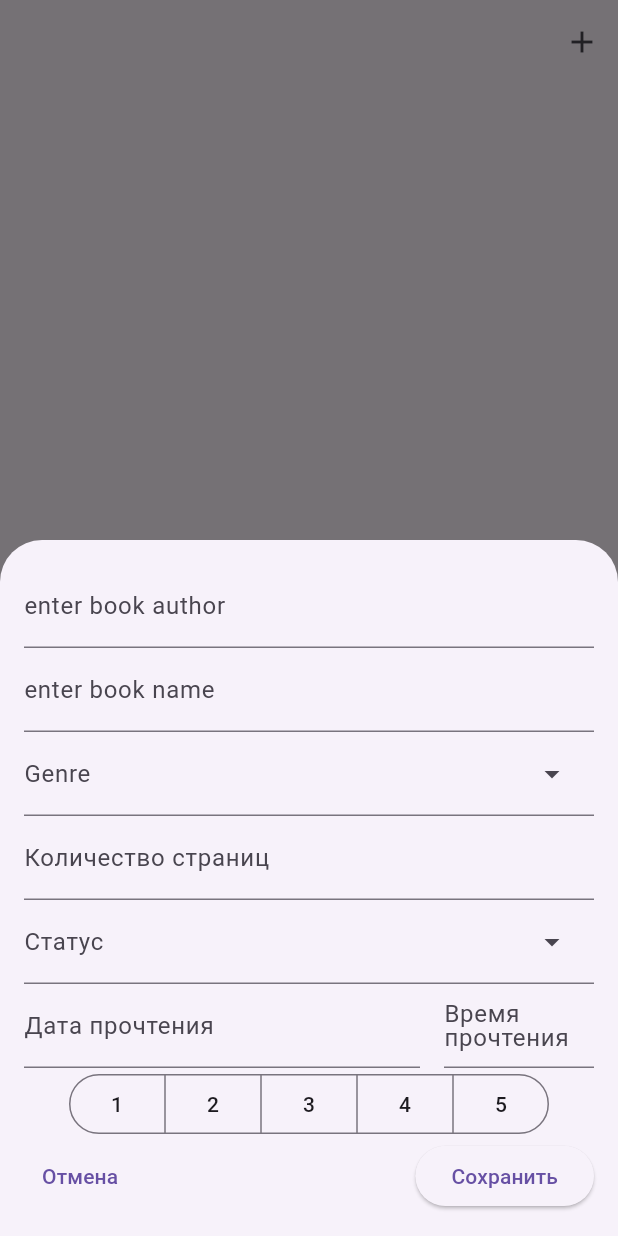
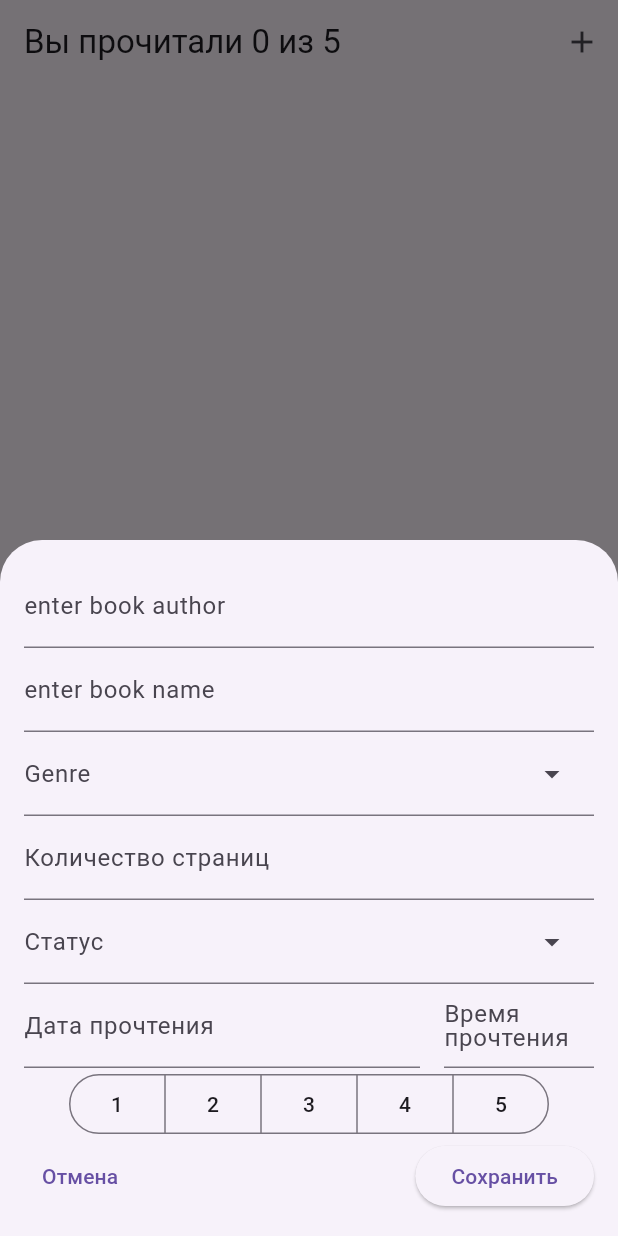
Before and after one commit to DonErnest/books_rating, a Flutter app: the screen it shows after launch, after a tap on the "add" icon, on a phone screen of 412 x 824 dp. Run offline on Flutter 3.47's test engine with Material 3 defaults, Android fonts, the phone set to English and light mode, and no system bars; our stand-ins replace flutter_slidable.

Commit message:
Added counter for finished books, corrected editing and added restriction to put only numbers in the pagecount widget

```diff
--- a/lib/rating.dart
+++ b/lib/rating.dart
@@ -14,6 +14,7 @@ class BookRating extends StatefulWidget {
 
 class _BookRatingState extends State<BookRating> {
   List<Book> userBooks = [];
+  int maxCount = 5;
 
   @override
   void initState() {
@@ -25,8 +26,25 @@ class _BookRatingState extends State<BookRating> {
     final loadedBooks = await loadBooks();
     setState(() {
       userBooks = loadedBooks;
+      orderBooks();
     });
   }
+
+  void orderBooks() {
+    var thoseWhichAreRead = userBooks.where((book) => book.status == ReadingStatus.reading).toList();
+    var thoseWhichAreOnShelf = userBooks.where((book) => book.status == ReadingStatus.onShelf).toList();
+    var thoseWhichAreOnHold = userBooks.where((book) => book.status == ReadingStatus.onHold).toList();
+    var thoseWhichAreFinished = userBooks.where((book) => book.status == ReadingStatus.finished).toList();
+
+    userBooks = thoseWhichAreRead + thoseWhichAreOnShelf + thoseWhichAreOnHold + thoseWhichAreFinished;
+  }
+
+  int get readThisYear => userBooks
+      .where((book) =>
+          book.status == ReadingStatus.finished &&
+              DateTime.now().difference(book.finishedOn!).inDays <
+              Duration(days: 365).inDays)
+      .length;
 
   void addBook(Book newBook) {
     setState(() {
@@ -55,7 +73,6 @@ class _BookRatingState extends State<BookRating> {
     });
   }
 
-
   void openEditBookSheet(String id) {
     final existingBook = userBooks.firstWhere((book) => book.id == id);
 
@@ -67,7 +84,6 @@ class _BookRatingState extends State<BookRating> {
       ),
     );
   }
-
 
   void browseBook(Book selectedBook) {
     showModalBottomSheet(
@@ -94,6 +110,7 @@ class _BookRatingState extends State<BookRating> {
         onCancel: removeBook,
       ),
       appBar: AppBar(
+        title: Text("Вы прочитали ${readThisYear} из ${maxCount}"),
         actions: [
           IconButton(
             onPressed: openAddBoolSheet,
--- a/lib/screens/book_form.dart
+++ b/lib/screens/book_form.dart
@@ -2,6 +2,7 @@ import 'package:books_rating/helpers/datetime.dart';
 import 'package:books_rating/models/book.dart';
 import 'package:books_rating/models/genre.dart';
 import 'package:flutter/material.dart';
+import 'package:flutter/services.dart';
 
 class BookForm extends StatefulWidget {
   final void Function(Book book) onBookEdited;
@@ -85,12 +86,6 @@ class _BookFormState extends State<BookForm> {
           bookName == "" ||
           bookGenre == null ||
           bookPageCount == 0) {
-        print("схуяли");
-        print(bookAuthor);
-        print(bookName);
-        print(bookGenre);
-        print(bookPageCount);
-        print(widget.existingBook);
         return;
       }
       DateTime? dateTime;
@@ -222,6 +217,10 @@ class _BookFormState extends State<BookForm> {
               decoration: const InputDecoration(
                 label: Text("Количество страниц"),
               ),
+              keyboardType: TextInputType.number,
+              inputFormatters: <TextInputFormatter>[
+                FilteringTextInputFormatter.digitsOnly
+              ],
             ),
             DropdownMenu(
               expandedInsets: EdgeInsets.zero,
```
Also changed, not shown: lib/widgets/book_row.dart (+31 -5 lines).
